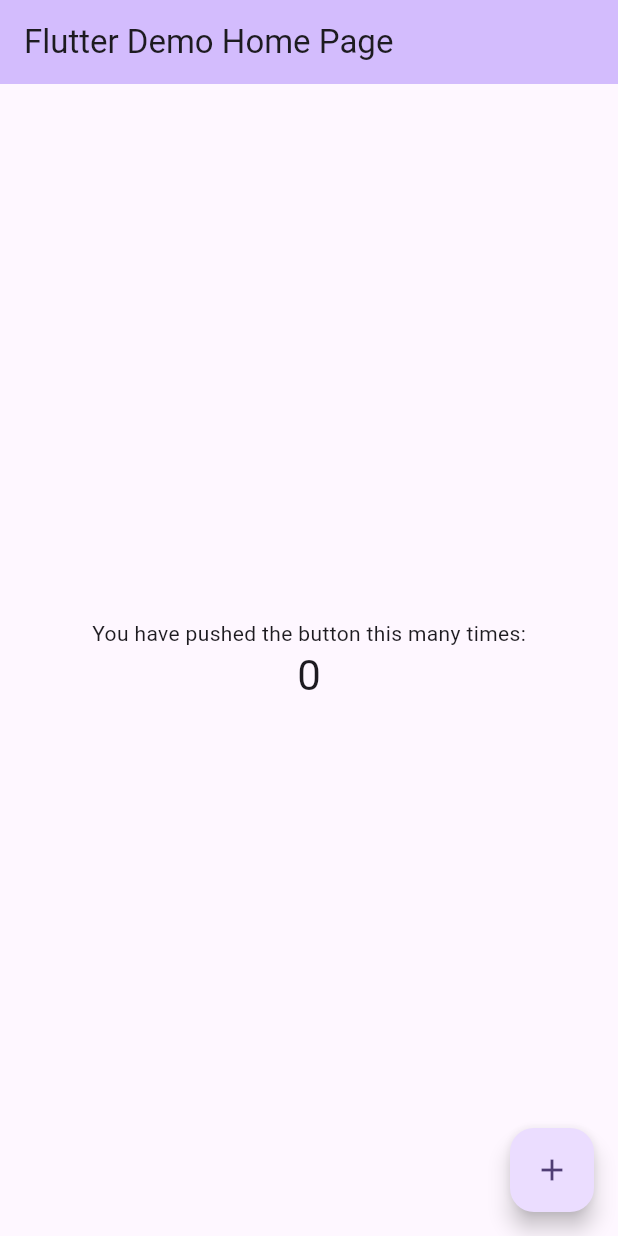
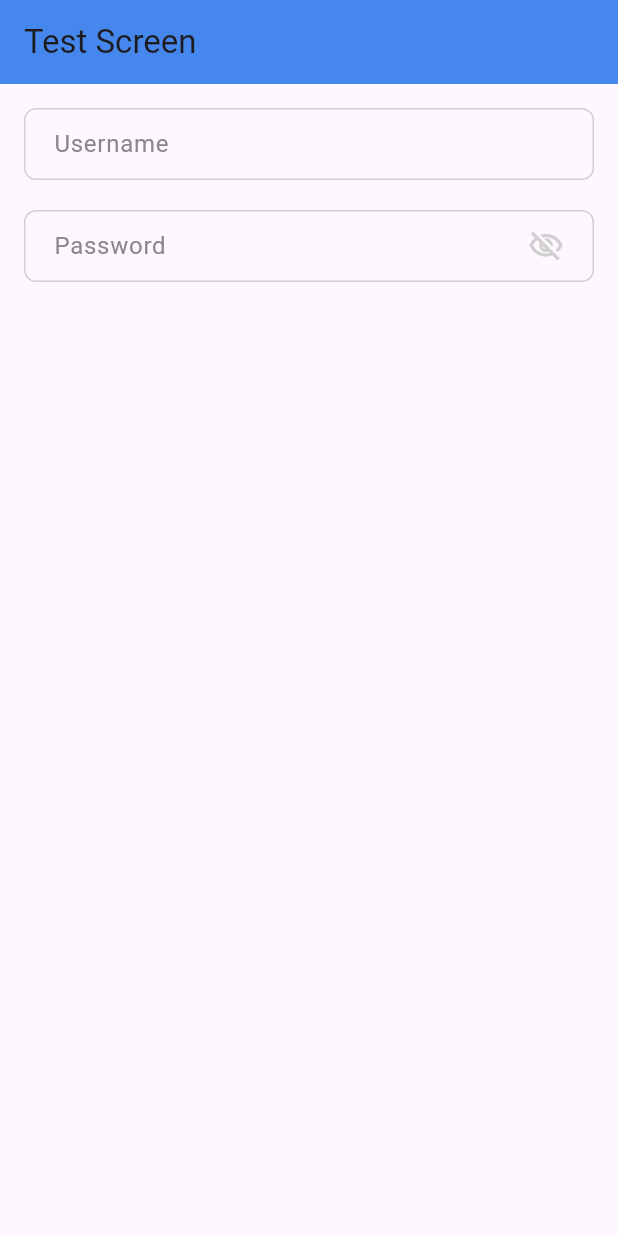
Before and after one commit to Kavishka-Rajapaksha/connect_mate, a Flutter app: the screen it shows after launch, on a phone screen of 412 x 824 dp. Run offline on Flutter 3.47's test engine with Material 3 defaults, Android fonts, the phone set to English and light mode, and no system bars; our stand-ins replace flutter_svg.

Commit message:
routes, main, primary text widget

```diff
--- a/lib/main.dart
+++ b/lib/main.dart
@@ -1,4 +1,5 @@
 import 'package:flutter/material.dart';
+import 'routes.dart';
 
 void main() {
   runApp(const MyApp());
@@ -7,116 +8,16 @@ void main() {
 class MyApp extends StatelessWidget {
   const MyApp({super.key});
 
-  // This widget is the root of your application.
   @override
   Widget build(BuildContext context) {
     return MaterialApp(
-      title: 'Flutter Demo',
-      theme: ThemeData(
-        // This is the theme of your application.
-        //
-        // TRY THIS: Try running your application with "flutter run". You'll see
-        // the application has a purple toolbar. Then, without quitting the app,
-        // try changing the seedColor in the colorScheme below to Colors.green
-        // and then invoke "hot reload" (save your changes or press the "hot
-        // reload" button in a Flutter-supported IDE, or press "r" if you used
-        // the command line to start the app).
-        //
-        // Notice that the counter didn't reset back to zero; the application
-        // state is not lost during the reload. To reset the state, use hot
-        // restart instead.
-        //
-        // This works for code too, not just values: Most code changes can be
-        // tested with just a hot reload.
+      title: 'Flutter Demo (with Named Routes)',
+      theme: ThemeData.from(
         colorScheme: ColorScheme.fromSeed(seedColor: Colors.deepPurple),
+        useMaterial3: true,
       ),
-      home: const MyHomePage(title: 'Flutter Demo Home Page'),
+      initialRoute: Routes.home,
+      onGenerateRoute: AppRouter.onGenerateRoute,
     );
   }
 }
-
-class MyHomePage extends StatefulWidget {
-  const MyHomePage({super.key, required this.title});
-
-  // This widget is the home page of your application. It is stateful, meaning
-  // that it has a State object (defined below) that contains fields that affect
-  // how it looks.
-
-  // This class is the configuration for the state. It holds the values (in this
-  // case the title) provided by the parent (in this case the App widget) and
-  // used by the build method of the State. Fields in a Widget subclass are
-  // always marked "final".
-
-  final String title;
-
-  @override
-  State<MyHomePage> createState() => _MyHomePageState();
-}
-
-class _MyHomePageState extends State<MyHomePage> {
-  int _counter = 0;
-
-  void _incrementCounter() {
-    setState(() {
-      // This call to setState tells the Flutter framework that something has
-      // changed in this State, which causes it to rerun the build method below
-      // so that the display can reflect the updated values. If we changed
-      // _counter without calling setState(), then the build method would not be
-      // called again, and so nothing would appear to happen.
-      _counter++;
-    });
-  }
-
-  @override
-  Widget build(BuildContext context) {
-    // This method is rerun every time setState is called, for instance as done
-    // by the _incrementCounter method above.
-    //
-    // The Flutter framework has been optimized to make rerunning build methods
-    // fast, so that you can just rebuild anything that needs updating rather
-    // than having to individually change instances of widgets.
-    return Scaffold(
-      appBar: AppBar(
-        // TRY THIS: Try changing the color here to a specific color (to
-        // Colors.amber, perhaps?) and trigger a hot reload to see the AppBar
-        // change color while the other colors stay the same.
-        backgroundColor: Theme.of(context).colorScheme.inversePrimary,
-        // Here we take the value from the MyHomePage object that was created by
-        // the App.build method, and use it to set our appbar title.
-        title: Text(widget.title),
-      ),
-      body: Center(
-        // Center is a layout widget. It takes a single child and positions it
-        // in the middle of the parent.
-        child: Column(
-          // Column is also a layout widget. It takes a list of children and
-          // arranges them vertically. By default, it sizes itself to fit its
-          // children horizontally, and tries to be as tall as its parent.
-          //
-          // Column has various properties to control how it sizes itself and
-          // how it positions its children. Here we use mainAxisAlignment to
-          // center the children vertically; the main axis here is the vertical
-          // axis because Columns are vertical (the cross axis would be
-          // horizontal).
-          //
-          // TRY THIS: Invoke "debug painting" (choose the "Toggle Debug Paint"
-          // action in the IDE, or press "p" in the console), to see the
-          // wireframe for each widget.
-          mainAxisAlignment: MainAxisAlignment.center,
-          children: <Widget>[
-            const Text('You have pushed the button this many times:'),
-            Text(
-              '$_counter',
-              style: Theme.of(context).textTheme.headlineMedium,
-            ),
-          ],
-        ),
-      ),
-      floatingActionButton: FloatingActionButton(
-        onPressed: _incrementCounter,
-        tooltip: 'Increment',
-        child: const Icon(Icons.add),
-      ), // This trailing comma makes auto-formatting nicer for build methods.
-    );
-  }
-}
--- /dev/null
+++ b/lib/routes.dart
@@ -0,0 +1,35 @@
+import 'package:flutter/material.dart';
+import 'package:connect_mate/screens/testscreen.dart';
+
+abstract class Routes {
+  static const String home = '/';
+  static const String verifyEmail = '/verifyemail';
+  static const String booking = '/booking';
+  static const String session = '/Session';
+  static const String earning = '/Earning';
+  static const String notifications = '/Notifications';
+  static const String splash = '/splashScreen';
+  static const String welcome = '/welcomeScreen';
+  static const String welcomeEmail = '/welcomeScreenEmailPage';
+  static const String enterBranchDetails = '/enterBranchDetailsScreen';
+  static const String branchManagement = '/branchManagementScreen';
+  static const String mainApp = '/mainApp';
+}
+
+class AppRouter {
+  static Route<dynamic> onGenerateRoute(RouteSettings routeSettings) {
+    switch (routeSettings.name) {
+      case Routes.home:
+        return _createRoute(const TestScreen());
+
+      default:
+        // If no matching route is found, go to SplashScreen
+        return _createRoute(const TestScreen());
+    }
+  }
+
+  /// Simple helper to wrap any widget in a MaterialPageRoute.
+  static Route<dynamic> _createRoute(Widget page) {
+    return MaterialPageRoute(builder: (_) => page);
+  }
+}
--- /dev/null
+++ b/lib/screens/testscreen.dart
@@ -0,0 +1,88 @@
+import 'package:connect_mate/theme/theme.dart';
+import 'package:connect_mate/widgets/primary_text_widget.dart';
+import 'package:flutter/material.dart';
+
+void main() {
+  runApp(const TestApp());
+}
+
+class TestApp extends StatelessWidget {
+  const TestApp({Key? key}) : super(key: key);
+
+  @override
+  Widget build(BuildContext context) {
+    return MaterialApp(
+      title: 'PrimaryTextField Test',
+      theme: ThemeData(primarySwatch: AppColors.azureRadiance),
+      home: const TestScreen(),
+    );
+  }
+}
+
+class TestScreen extends StatefulWidget {
+  const TestScreen({Key? key}) : super(key: key);
+
+  @override
+  State<TestScreen> createState() => _TestScreenState();
+}
+
+class _TestScreenState extends State<TestScreen> {
+  final TextEditingController _usernameController = TextEditingController();
+  final TextEditingController _passwordController = TextEditingController();
+
+  @override
+  void dispose() {
+    _usernameController.dispose();
+    _passwordController.dispose();
+    super.dispose();
+  }
+
+  void _onLogin() {
+    final username = _usernameController.text;
+    final password = _passwordController.text;
+    showDialog(
+      context: context,
+      builder:
+          (context) => AlertDialog(
+            title: const Text('Credentials'),
+            content: Text('Username: $username\nPassword: $password'),
+            actions: [
+              TextButton(
+                onPressed: () => Navigator.of(context).pop(),
+                child: const Text('OK'),
+              ),
+            ],
+          ),
+    );
+  }
+
+  @override
+  Widget build(BuildContext context) {
+    return Scaffold(
+      appBar: AppBar(
+        title: const Text('Test Screen'),
+        backgroundColor: AppColors.azureRadiance[500],
+      ),
+      body: Padding(
+        padding: const EdgeInsets.all(16.0),
+        child: Column(
+          crossAxisAlignment: CrossAxisAlignment.stretch,
+          children: [
+            PrimaryTextField(
+              placeholder: 'Username',
+              isPassword: false,
+              controller: _usernameController,
+            ),
+            const SizedBox(height: 16),
+            PrimaryTextField(
+              placeholder: 'Password',
+              isPassword: true,
+              controller: _passwordController,
+            ),
+            const SizedBox(height: 24),
+          ],
+        ),
+      ),
+    );
+  }
+}
--- /dev/null
+++ b/lib/widgets/primary_text_widget.dart
@@ -0,0 +1,101 @@
+import 'package:connect_mate/theme/theme.dart';
+import 'package:flutter/material.dart';
+import 'package:flutter_svg/flutter_svg.dart';
+
+class PrimaryTextField extends StatefulWidget {
+  /// The placeholder / hint text inside the field
+  final String placeholder;
+
+  /// Whether this is a password field (toggles obscureText + eye icon)
+  final bool isPassword;
+
+  /// Width of the field (defaults to full width of parent)
+  final double? width;
+
+  /// Height of the field (defaults to 52)
+  final double height;
+
+  /// Optional controller
+  final TextEditingController? controller;
+
+  /// Optional onChanged callback
+  final ValueChanged<String>? onChanged;
+
+  const PrimaryTextField({
+    Key? key,
+    required this.placeholder,
+    this.isPassword = false,
+    this.width,
+    this.height = 52.0,
+    this.controller,
+    this.onChanged,
+  }) : super(key: key);
+
+  @override
+  _PrimaryTextFieldState createState() => _PrimaryTextFieldState();
+}
+
+class _PrimaryTextFieldState extends State<PrimaryTextField> {
+  late bool _obscureText;
+
+  @override
+  void initState() {
+    super.initState();
+    _obscureText = widget.isPassword;
+  }
+
+  void _toggleObscure() {
+    setState(() => _obscureText = !_obscureText);
+  }
+
+  @override
+  Widget build(BuildContext context) {
+    return SizedBox(
+      width: widget.width ?? double.infinity,
+      height: widget.height,
+      child: TextField(
+        controller: widget.controller,
+        onChanged: widget.onChanged,
+        obscureText: widget.isPassword ? _obscureText : false,
+        decoration: InputDecoration(
+          hintText: widget.placeholder,
+          hintStyle: TextStyle(
+            color: AppColors.mailGray[400], // slightly darker for readability
+          ),
+          contentPadding: const EdgeInsets.symmetric(horizontal: 16),
+          border: OutlineInputBorder(
+            borderRadius: BorderRadius.circular(8),
+            borderSide: BorderSide(color: AppColors.mailGray[200]!),
+          ),
+          enabledBorder: OutlineInputBorder(
+            borderRadius: BorderRadius.circular(8),
+            borderSide: BorderSide(color: AppColors.mailGray[200]!),
+          ),
+          focusedBorder: OutlineInputBorder(
+            borderRadius: BorderRadius.circular(8),
+            borderSide: BorderSide(color: AppColors.azureRadiance[500]!),
+          ),
+          suffixIcon:
+              widget.isPassword
+                  ? IconButton(
+                    padding: const EdgeInsets.only(right: 16),
+                    icon: Icon(
+                      // Use standard Material icons for better visibility
+                      _obscureText
+                          ? Icons
+                              .visibility_off_outlined // Show "hidden" icon when text is hidden
+                          : Icons
+                              .visibility_outlined, // Show "visible" icon when text is shown
+                      color: const Color(
+                        0xFFD1D1D1,
+                      ), // Use the specified gray color
+                      size: 24,
+                    ),
+                    onPressed: _toggleObscure,
+                  )
+                  : null,
+        ),
+      ),
+    );
+  }
+}
```
Also changed, not shown: pubspec.yaml (+5 -5 lines), lib/assets/icons/EyeClosed.svg (added), lib/assets/icons/EyeOpen.svg (added), pubspec.lock.
